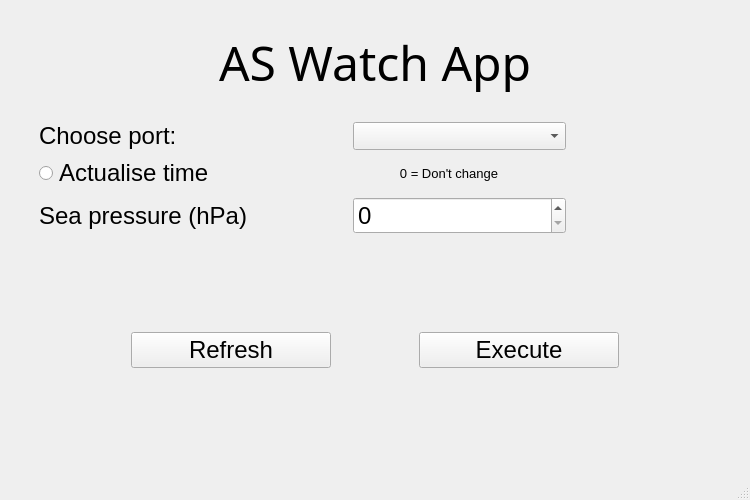
Qt form GUI/AS_Watch_APP.ui (Akinzou/AS_Watch_APP) before a commit.
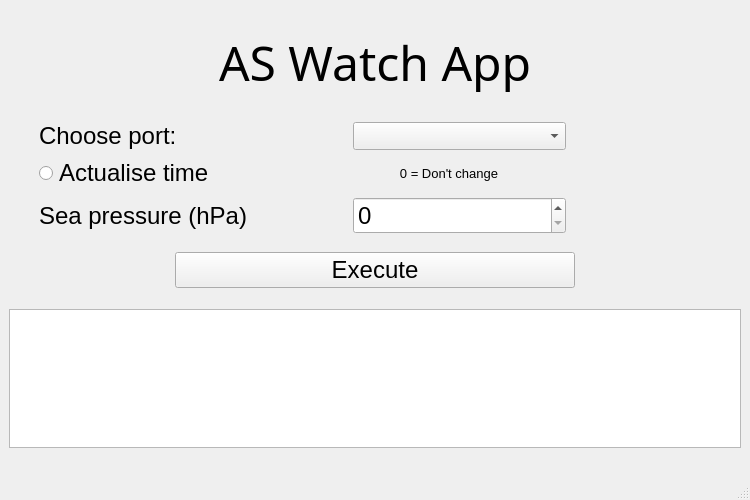
The same form after that commit. Icons and pictures are not drawn.

Commit message: Added automatic refresh

The edit to the form file:
```diff
--- a/GUI/AS_Watch_APP.ui
+++ b/GUI/AS_Watch_APP.ui
@@ -52,8 +52,8 @@
   </property>
   <widget class="QWidget" name="centralwidget">
    <layout class="QGridLayout" name="gridLayout">
-    <item row="13" column="0">
-     <spacer name="verticalSpacer">
+    <item row="10" column="0">
+     <spacer name="verticalSpacer_5">
       <property name="orientation">
        <enum>Qt::Vertical</enum>
       </property>
@@ -65,86 +65,64 @@
       </property>
      </spacer>
     </item>
-    <item row="2" column="0">
-     <spacer name="verticalSpacer_4">
-      <property name="orientation">
-       <enum>Qt::Vertical</enum>
-      </property>
-      <property name="sizeType">
-       <enum>QSizePolicy::Minimum</enum>
-      </property>
-      <property name="sizeHint" stdset="0">
-       <size>
-        <width>20</width>
-        <height>20</height>
-       </size>
-      </property>
-     </spacer>
-    </item>
-    <item row="0" column="0">
-     <spacer name="verticalSpacer_2">
-      <property name="orientation">
-       <enum>Qt::Vertical</enum>
-      </property>
-      <property name="sizeType">
-       <enum>QSizePolicy::Minimum</enum>
-      </property>
-      <property name="sizeHint" stdset="0">
-       <size>
-        <width>20</width>
-        <height>20</height>
-       </size>
-      </property>
-     </spacer>
-    </item>
-    <item row="1" column="0">
-     <layout class="QGridLayout" name="gridLayout_2">
-      <item row="0" column="0">
-       <layout class="QVBoxLayout" name="verticalLayout">
-        <item>
-         <layout class="QGridLayout" name="gridLayout_4">
-          <item row="0" column="1">
-           <widget class="QLabel" name="label">
-            <property name="font">
-             <font>
-              <family>LEMON MILK Medium</family>
-              <pointsize>36</pointsize>
-             </font>
-            </property>
-            <property name="text">
-             <string>AS Watch App</string>
-            </property>
-           </widget>
-          </item>
-          <item row="0" column="0">
-           <spacer name="horizontalSpacer">
-            <property name="orientation">
-             <enum>Qt::Horizontal</enum>
-            </property>
-            <property name="sizeHint" stdset="0">
-             <size>
-              <width>40</width>
-              <height>20</height>
-             </size>
-            </property>
-           </spacer>
-          </item>
-          <item row="0" column="2">
-           <spacer name="horizontalSpacer_2">
-            <property name="orientation">
-             <enum>Qt::Horizontal</enum>
-            </property>
-            <property name="sizeHint" stdset="0">
-             <size>
-              <width>40</width>
-              <height>20</height>
-             </size>
-            </property>
-           </spacer>
-          </item>
-         </layout>
-        </item>
-       </layout>
+    <item row="11" column="0">
+     <layout class="QGridLayout" name="gridLayout_3">
+      <item row="1" column="0">
+       <spacer name="horizontalSpacer_7">
+        <property name="orientation">
+         <enum>Qt::Horizontal</enum>
+        </property>
+        <property name="sizeType">
+         <enum>QSizePolicy::Expanding</enum>
+        </property>
+        <property name="sizeHint" stdset="0">
+         <size>
+          <width>80</width>
+          <height>20</height>
+         </size>
+        </property>
+       </spacer>
+      </item>
+      <item row="1" column="2">
+       <spacer name="horizontalSpacer_8">
+        <property name="orientation">
+         <enum>Qt::Horizontal</enum>
+        </property>
+        <property name="sizeType">
+         <enum>QSizePolicy::Expanding</enum>
+        </property>
+        <property name="sizeHint" stdset="0">
+         <size>
+          <width>80</width>
+          <height>20</height>
+         </size>
+        </property>
+       </spacer>
+      </item>
+      <item row="1" column="1">
+       <widget class="QPushButton" name="Execute">
+        <property name="sizePolicy">
+         <sizepolicy hsizetype="Maximum" vsizetype="Fixed">
+          <horstretch>0</horstretch>
+          <verstretch>0</verstretch>
+         </sizepolicy>
+        </property>
+        <property name="minimumSize">
+         <size>
+          <width>400</width>
+          <height>0</height>
+         </size>
+        </property>
+        <property name="maximumSize">
+         <size>
+          <width>300</width>
+          <height>16777215</height>
+         </size>
+        </property>
+        <property name="text">
+         <string>Execute</string>
+        </property>
+       </widget>
       </item>
      </layout>
     </item>
@@ -308,105 +286,149 @@
       </item>
      </layout>
     </item>
-    <item row="10" column="0">
-     <layout class="QGridLayout" name="gridLayout_3">
-      <item row="1" column="0">
-       <spacer name="horizontalSpacer_7">
-        <property name="orientation">
-         <enum>Qt::Horizontal</enum>
-        </property>
-        <property name="sizeType">
-         <enum>QSizePolicy::Maximum</enum>
-        </property>
-        <property name="sizeHint" stdset="0">
-         <size>
-          <width>80</width>
-          <height>20</height>
-         </size>
-        </property>
-       </spacer>
-      </item>
-      <item row="1" column="1">
-       <widget class="QPushButton" name="Refresh">
-        <property name="sizePolicy">
-         <sizepolicy hsizetype="Minimum" vsizetype="Fixed">
-          <horstretch>0</horstretch>
-          <verstretch>0</verstretch>
-         </sizepolicy>
-        </property>
-        <property name="maximumSize">
-         <size>
-          <width>200</width>
-          <height>16777215</height>
-         </size>
-        </property>
-        <property name="text">
-         <string>Refresh</string>
-        </property>
-       </widget>
-      </item>
-      <item row="1" column="2">
-       <spacer name="horizontalSpacer_9">
-        <property name="orientation">
-         <enum>Qt::Horizontal</enum>
-        </property>
-        <property name="sizeType">
-         <enum>QSizePolicy::Minimum</enum>
-        </property>
-        <property name="sizeHint" stdset="0">
-         <size>
-          <width>40</width>
-          <height>20</height>
-         </size>
-        </property>
-       </spacer>
-      </item>
-      <item row="1" column="4">
-       <spacer name="horizontalSpacer_8">
-        <property name="orientation">
-         <enum>Qt::Horizontal</enum>
-        </property>
-        <property name="sizeType">
-         <enum>QSizePolicy::Maximum</enum>
-        </property>
-        <property name="sizeHint" stdset="0">
-         <size>
-          <width>80</width>
-          <height>20</height>
-         </size>
-        </property>
-       </spacer>
-      </item>
-      <item row="1" column="3">
-       <widget class="QPushButton" name="Execute">
-        <property name="sizePolicy">
-         <sizepolicy hsizetype="Minimum" vsizetype="Fixed">
-          <horstretch>0</horstretch>
-          <verstretch>0</verstretch>
-         </sizepolicy>
-        </property>
-        <property name="maximumSize">
-         <size>
-          <width>200</width>
-          <height>16777215</height>
-         </size>
-        </property>
-        <property name="text">
-         <string>Execute</string>
-        </property>
-       </widget>
+    <item row="14" column="0">
+     <spacer name="verticalSpacer">
+      <property name="orientation">
+       <enum>Qt::Vertical</enum>
+      </property>
+      <property name="sizeType">
+       <enum>QSizePolicy::Minimum</enum>
+      </property>
+      <property name="sizeHint" stdset="0">
+       <size>
+        <width>10</width>
+        <height>10</height>
+       </size>
+      </property>
+     </spacer>
+    </item>
+    <item row="2" column="0">
+     <spacer name="verticalSpacer_4">
+      <property name="orientation">
+       <enum>Qt::Vertical</enum>
+      </property>
+      <property name="sizeType">
+       <enum>QSizePolicy::Minimum</enum>
+      </property>
+      <property name="sizeHint" stdset="0">
+       <size>
+        <width>20</width>
+        <height>20</height>
+       </size>
+      </property>
+     </spacer>
+    </item>
+    <item row="0" column="0">
+     <spacer name="verticalSpacer_2">
+      <property name="orientation">
+       <enum>Qt::Vertical</enum>
+      </property>
+      <property name="sizeType">
+       <enum>QSizePolicy::Minimum</enum>
+      </property>
+      <property name="sizeHint" stdset="0">
+       <size>
+        <width>20</width>
+        <height>20</height>
+       </size>
+      </property>
+     </spacer>
+    </item>
+    <item row="1" column="0">
+     <layout class="QGridLayout" name="gridLayout_2">
+      <item row="0" column="0">
+       <layout class="QVBoxLayout" name="verticalLayout">
+        <item>
+         <layout class="QGridLayout" name="gridLayout_4">
+          <item row="0" column="1">
+           <widget class="QLabel" name="label">
+            <property name="font">
+             <font>
+              <family>LEMON MILK Medium</family>
+              <pointsize>36</pointsize>
+             </font>
+            </property>
+            <property name="text">
+             <string>AS Watch App</string>
+            </property>
+           </widget>
+          </item>
+          <item row="0" column="0">
+           <spacer name="horizontalSpacer">
+            <property name="orientation">
+             <enum>Qt::Horizontal</enum>
+            </property>
+            <property name="sizeHint" stdset="0">
+             <size>
+              <width>40</width>
+              <height>20</height>
+             </size>
+            </property>
+           </spacer>
+          </item>
+          <item row="0" column="2">
+           <spacer name="horizontalSpacer_2">
+            <property name="orientation">
+             <enum>Qt::Horizontal</enum>
+            </property>
+            <property name="sizeHint" stdset="0">
+             <size>
+              <width>40</width>
+              <height>20</height>
+             </size>
+            </property>
+           </spacer>
+          </item>
+         </layout>
+        </item>
+       </layout>
       </item>
      </layout>
     </item>
+    <item row="12" column="0">
+     <spacer name="verticalSpacer_6">
+      <property name="orientation">
+       <enum>Qt::Vertical</enum>
+      </property>
+      <property name="sizeType">
+       <enum>QSizePolicy::Minimum</enum>
+      </property>
+      <property name="sizeHint" stdset="0">
+       <size>
+        <width>15</width>
+        <height>15</height>
+       </size>
+      </property>
+     </spacer>
+    </item>
+    <item row="13" column="0">
+     <widget class="QTextBrowser" name="SerialPrint">
+      <property name="sizePolicy">
+       <sizepolicy hsizetype="Expanding" vsizetype="Expanding">
+        <horstretch>0</horstretch>
+        <verstretch>0</verstretch>
+       </sizepolicy>
+      </property>
+      <property name="minimumSize">
+       <size>
+        <width>0</width>
+        <height>20</height>
+       </size>
+      </property>
+     </widget>
+    </item>
     <item row="9" column="0">
-     <spacer name="verticalSpacer_5">
+     <spacer name="verticalSpacer_7">
       <property name="orientation">
        <enum>Qt::Vertical</enum>
       </property>
+      <property name="sizeType">
+       <enum>QSizePolicy::Minimum</enum>
+      </property>
       <property name="sizeHint" stdset="0">
        <size>
         <width>20</width>
-        <height>40</height>
+        <height>10</height>
        </size>
       </property>
      </spacer>
```
The commit also changes 1 other file.
